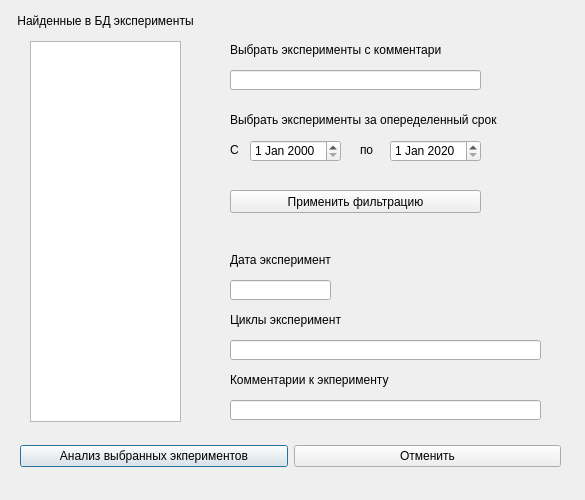
Before: the Qt Designer form AntennaDataViewer/selectexperiments.ui in LavrenovRoman/AntennaDataToDatabase, drawn with Qt 5.
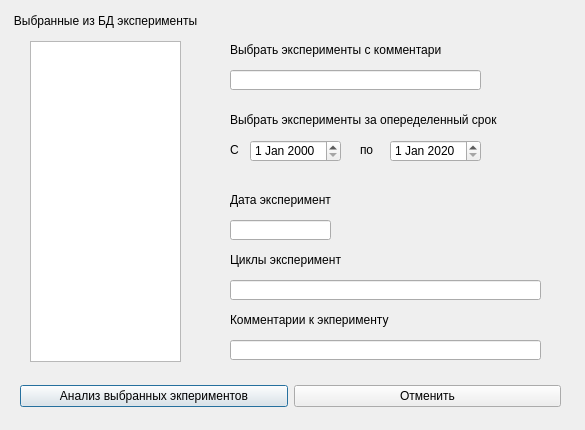
After: the same form once the commit is applied.

Commit message: refactoring, selectexperiments widget is ended

```diff
--- a/AntennaDataViewer/selectexperiments.ui
+++ b/AntennaDataViewer/selectexperiments.ui
@@ -7,7 +7,7 @@
     <x>0</x>
     <y>0</y>
     <width>585</width>
-    <height>500</height>
+    <height>430</height>
    </rect>
   </property>
   <property name="sizePolicy">
@@ -19,13 +19,13 @@
   <property name="minimumSize">
    <size>
     <width>585</width>
-    <height>500</height>
+    <height>430</height>
    </size>
   </property>
   <property name="maximumSize">
    <size>
     <width>585</width>
-    <height>500</height>
+    <height>430</height>
    </size>
   </property>
   <property name="windowTitle">
@@ -35,7 +35,7 @@
    <property name="geometry">
     <rect>
      <x>20</x>
-     <y>440</y>
+     <y>380</y>
      <width>541</width>
      <height>33</height>
     </rect>
@@ -82,7 +82,7 @@
     </rect>
    </property>
    <property name="text">
-    <string>Найденные в БД эксперименты</string>
+    <string>Выбранные из БД эксперименты</string>
    </property>
    <property name="alignment">
     <set>Qt::AlignCenter</set>
@@ -94,7 +94,7 @@
      <x>30</x>
      <y>41</y>
      <width>151</width>
-     <height>381</height>
+     <height>321</height>
     </rect>
    </property>
   </widget>
@@ -102,7 +102,7 @@
    <property name="geometry">
     <rect>
      <x>230</x>
-     <y>250</y>
+     <y>190</y>
      <width>101</width>
      <height>20</height>
     </rect>
@@ -118,7 +118,7 @@
    <property name="geometry">
     <rect>
      <x>230</x>
-     <y>280</y>
+     <y>220</y>
      <width>101</width>
      <height>20</height>
     </rect>
@@ -128,7 +128,7 @@
    <property name="geometry">
     <rect>
      <x>230</x>
-     <y>340</y>
+     <y>280</y>
      <width>311</width>
      <height>20</height>
     </rect>
@@ -138,7 +138,7 @@
    <property name="geometry">
     <rect>
      <x>230</x>
-     <y>310</y>
+     <y>250</y>
      <width>111</width>
      <height>20</height>
     </rect>
@@ -154,7 +154,7 @@
    <property name="geometry">
     <rect>
      <x>230</x>
-     <y>400</y>
+     <y>340</y>
      <width>311</width>
      <height>20</height>
     </rect>
@@ -164,7 +164,7 @@
    <property name="geometry">
     <rect>
      <x>230</x>
-     <y>370</y>
+     <y>310</y>
      <width>161</width>
      <height>20</height>
     </rect>
@@ -280,19 +280,6 @@
     </datetime>
    </property>
   </widget>
-  <widget class="QPushButton" name="filterButton">
-   <property name="geometry">
-    <rect>
-     <x>230</x>
-     <y>190</y>
-     <width>251</width>
-     <height>23</height>
-    </rect>
-   </property>
-   <property name="text">
-    <string>Применить фильтрацию</string>
-   </property>
-  </widget>
  </widget>
  <resources/>
  <connections>
```
The commit also changes 3 other files.
